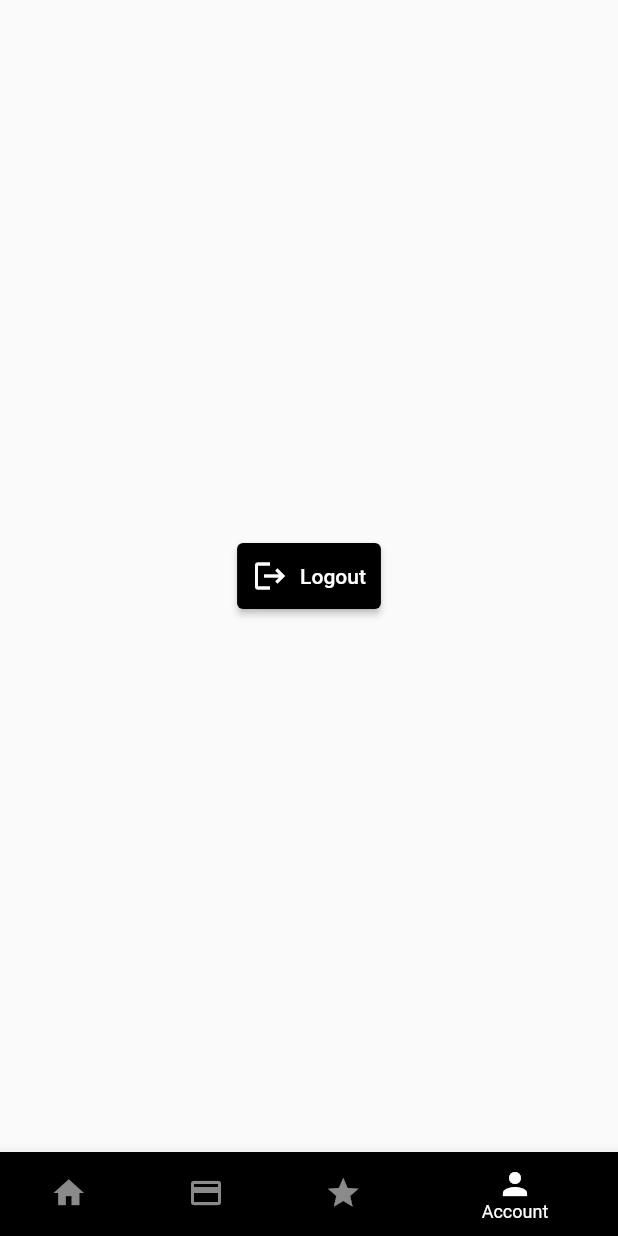
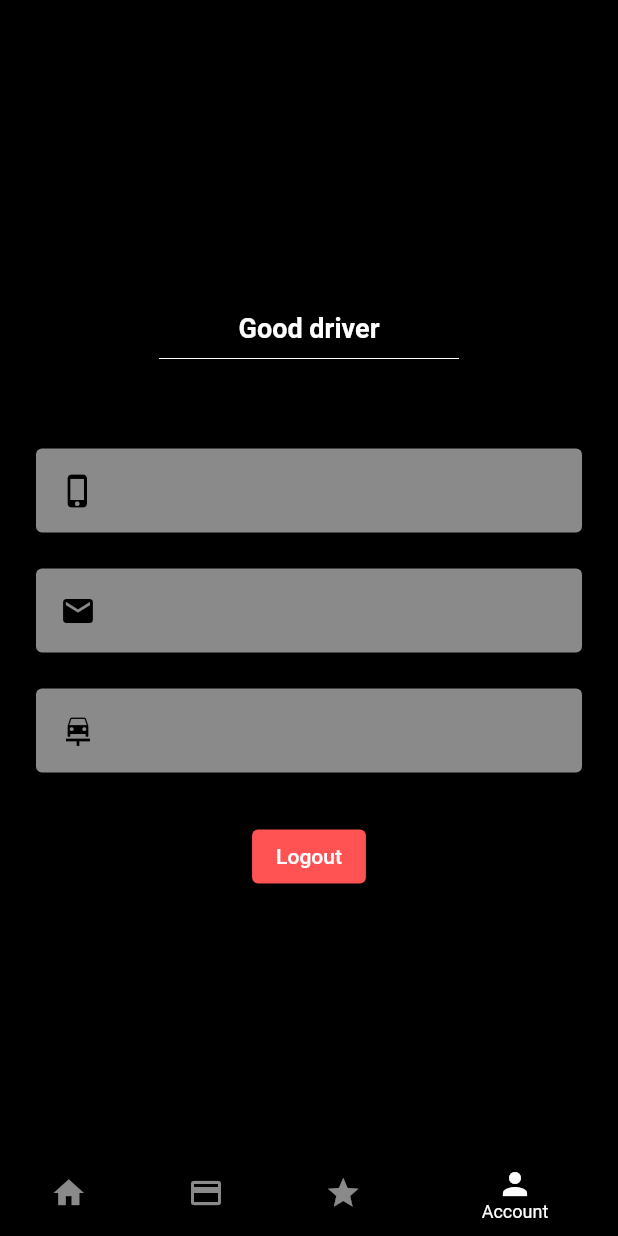
Before and after one commit to adedrey/taxi-drivers-app-flutter, a Flutter app: the MainScreen screen opened by its route, item 4 of the bottom bar chosen, on a phone screen of 412 x 824 dp. Run offline on Flutter 3.47's test engine with Material 2 defaults, Android fonts, the light colour scheme and no system bars; our stand-ins replace assets_audio_player, firebase_auth, firebase_core, firebase_database, firebase_messaging, fluttertoast and 3 more; missing offline and left inert: flutter_geofire, flutter_polyline_points; accounts and stored records are empty.

Commit message:
implement driver profile screen and fix online offline driver error

```diff
--- a/lib/global/global.dart
+++ b/lib/global/global.dart
@@ -3,6 +3,7 @@ import 'dart:async';
 import 'package:assets_audio_player/assets_audio_player.dart';
 import 'package:drivers_app/models/driver_data.dart';
 import 'package:firebase_auth/firebase_auth.dart';
+import 'package:flutter/material.dart';
 import 'package:geolocator/geolocator.dart';
 
 import '../models/user_model.dart';
@@ -10,6 +11,11 @@ import '../models/user_model.dart';
 final FirebaseAuth fAuth = FirebaseAuth.instance;
 User? currentFirebaseUser;
 UserModel? userModelCurrentInfo;
+// Define when driver is online or offline
+bool isDriverActive = false;
+String statusText = "Now Offline";
+Color statusButtonColor = Colors.grey;
+
 // Online Driver Data
 DriverData onlineDriverData = DriverData();
 StreamSubscription<Position>? streamSubscriptionPosition;
@@ -20,3 +26,5 @@ Position? driverCurrentPosiiton;
 
 // Vehicle Type
 String? driverVehicleType = "";
+// Driver Ratings
+String titleStarRating = "Good";
--- a/lib/screens/tab_screens/home_tab_screen.dart
+++ b/lib/screens/tab_screens/home_tab_screen.dart
@@ -31,10 +31,6 @@ class _HomeTabScreenState extends State<HomeTabScreen> {
 
   var geoLocator = Geolocator();
   LocationPermission? _locationPermission;
-  String statusText = "Now Offline";
-  Color statusButtonColor = Colors.grey;
-  bool isDriverActive = false;
-
   void _locateDriverPosition() async {
     Position currentPosition = await Geolocator.getCurrentPosition(
         desiredAccuracy: LocationAccuracy.high);
--- a/lib/screens/tab_screens/profile_tab_screen.dart
+++ b/lib/screens/tab_screens/profile_tab_screen.dart
@@ -1,10 +1,11 @@
 import 'package:drivers_app/global/global.dart';
+import 'package:drivers_app/widgets/driver_info_design_ui.dart';
 import 'package:flutter/material.dart';
-import '../authentication/auth_screen.dart';
+
+import '../../main.dart';
 
 class ProfileTabScreen extends StatefulWidget {
   const ProfileTabScreen({Key? key}) : super(key: key);
-
   @override
   _ProfileTabScreenState createState() => _ProfileTabScreenState();
 }
@@ -12,19 +13,82 @@ class ProfileTabScreen extends StatefulWidget {
 class _ProfileTabScreenState extends State<ProfileTabScreen> {
   @override
   Widget build(BuildContext context) {
-    return Center(
-      child: ElevatedButton.icon(
-        onPressed: () {
-          fAuth.signOut();
-          Navigator.of(context).pushNamed(AuthScreen.routeName);
-        },
-        style: ElevatedButton.styleFrom(
-          primary: Colors.black,
-          padding: const EdgeInsets.all(10),
-          // textStyle: const TextStyle(),
+    return Scaffold(
+      backgroundColor: Colors.black,
+      body: SafeArea(
+        child: Column(
+          mainAxisAlignment: MainAxisAlignment.center,
+          children: [
+            // name
+            Text(
+              onlineDriverData.name!,
+              style: const TextStyle(
+                fontSize: 30,
+                color: Colors.white,
+                fontWeight: FontWeight.bold,
+              ),
+            ),
+            Text(
+              titleStarRating + " driver",
+              style: const TextStyle(
+                fontSize: 18,
+                color: Colors.white,
+                fontWeight: FontWeight.bold,
+              ),
+            ),
+            const SizedBox(
+              height: 20,
+              width: 200,
+              child: Divider(
+                color: Colors.white,
+              ),
+            ),
+            const SizedBox(
+              height: 38,
+            ),
+
+            // Phone
+            DriverInfoDesignUIWidget(
+              textinfo: onlineDriverData.phone,
+              iconData: Icons.phone_iphone,
+            ),
+
+            // Email
+            DriverInfoDesignUIWidget(
+              textinfo: onlineDriverData.email,
+              iconData: Icons.email,
+            ),
+
+            // Cr Details
+            DriverInfoDesignUIWidget(
+              textinfo: onlineDriverData.car_color! +
+                  " " +
+                  onlineDriverData.car_model! +
+                  " " +
+                  onlineDriverData.car_no!,
+              iconData: Icons.car_repair,
+            ),
+            const SizedBox(
+              height: 20,
+            ),
+            // Close Button
+            ElevatedButton(
+              onPressed: () {
+                fAuth.signOut();
+                MyApp.restartApp(context);
+              },
+              style: ElevatedButton.styleFrom(
+                primary: Colors.redAccent,
+              ),
+              child: const Text(
+                "Logout",
+                style: TextStyle(
+                  color: Colors.white,
+                ),
+              ),
+            ),
+          ],
         ),
-        icon: const Icon(Icons.logout),
-        label: const Text('Logout'),
       ),
     );
   }
--- a/lib/screens/tab_screens/ratings_tab_screen.dart
+++ b/lib/screens/tab_screens/ratings_tab_screen.dart
@@ -5,14 +5,16 @@ import 'package:fluttertoast/fluttertoast.dart';
 import 'package:provider/provider.dart';
 import 'package:smooth_star_rating_nsafe/smooth_star_rating.dart';
 
+import '../../global/global.dart';
+
 class RatingsTabScreen extends StatefulWidget {
+  const RatingsTabScreen({Key? key}) : super(key: key);
   @override
   _RatingsTabScreenState createState() => _RatingsTabScreenState();
 }
 
 class _RatingsTabScreenState extends State<RatingsTabScreen> {
   double ratingsFromDBNumber = 0.0;
-  String titleStarRating = "Good";
   @override
   void initState() {
     // TODO: implement initState
--- /dev/null
+++ b/lib/widgets/driver_info_design_ui.dart
@@ -0,0 +1,39 @@
+import 'package:flutter/material.dart';
+
+class DriverInfoDesignUIWidget extends StatefulWidget {
+  String? textinfo;
+  IconData? iconData;
+
+  DriverInfoDesignUIWidget({
+    this.textinfo,
+    this.iconData,
+  });
+
+  @override
+  _DriverInfoDesignUIWidgetState createState() =>
+      _DriverInfoDesignUIWidgetState();
+}
+
+class _DriverInfoDesignUIWidgetState extends State<DriverInfoDesignUIWidget> {
+  @override
+  Widget build(BuildContext context) {
+    return Card(
+      color: Colors.white54,
+      margin: const EdgeInsets.symmetric(vertical: 12, horizontal: 24),
+      child: ListTile(
+        leading: Icon(
+          widget.iconData,
+          color: Colors.black,
+        ),
+        title: Text(
+          widget.textinfo!,
+          style: const TextStyle(
+            color: Colors.black,
+            fontSize: 16,
+            fontWeight: FontWeight.bold,
+          ),
+        ),
+      ),
+    );
+  }
+}
```
